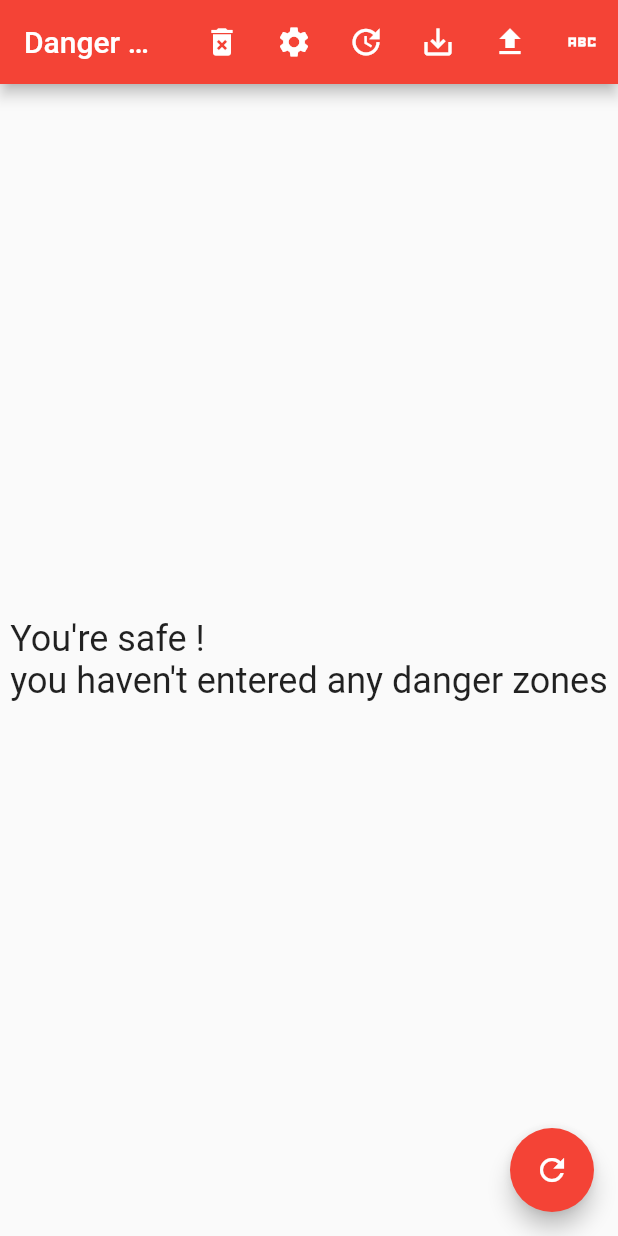
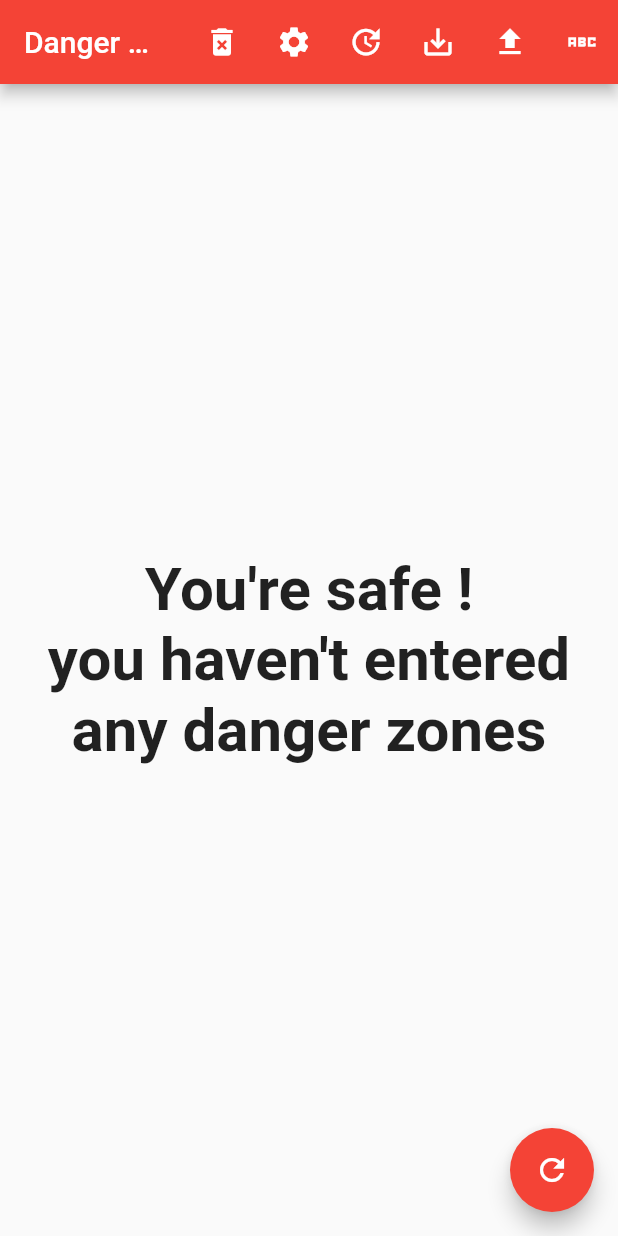
Before and after one commit to ghazi-ms/DangerZone, a Flutter app: the screen it shows after launch, on a phone screen of 412 x 824 dp. Run offline on Flutter 3.47's test engine with Material 2 defaults, Android fonts, the phone set to English and light mode, and no system bars; our stand-ins replace cloud_firestore, firebase_core, firebase_messaging, flutter_local_notifications, geolocator, google_maps_flutter and 2 more; missing offline and left inert: maps_launcher, maps_toolkit, platform_device_id; accounts and stored records are empty; network calls fail.

Commit message:
Update cards.dart

```diff
--- a/lib/widgets/cards.dart
+++ b/lib/widgets/cards.dart
@@ -88,8 +88,12 @@ class _CardsState extends State<Cards> {
       crossAxisAlignment: CrossAxisAlignment.center,
       children: const [
         Center(
-          child: Text("You're safe !\nyou haven't entered any danger zones",style: TextStyle(fontSize: 24,),),
-        )
+          child: Text(
+            "You're safe !\nyou haven't entered any danger zones",
+            style: TextStyle(fontSize: 40, fontWeight: FontWeight.bold),
+            textAlign: TextAlign.center,
+          ),
+        ),
       ],
     );
   }
```
